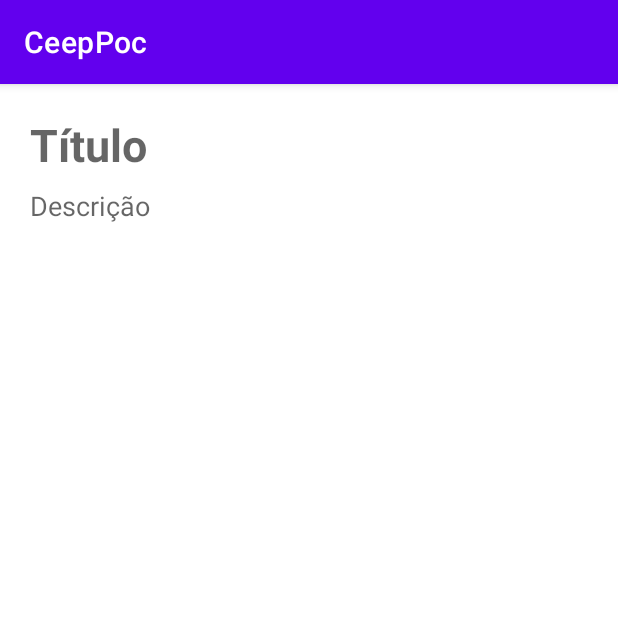
After one commit to abel2901/ceepPoc, an Android app: the FormularioNotaActivity screen opened directly, with no data from a screen before it, on a phone screen of 412 x 824 dp, the top half of it. The commit adds this screen. Run offline under Robolectric (Android 15) with nearby library versions, the phone set to English and light mode, and no system bars.

Commit message:
create formulary activity

```diff
--- a/app/src/main/AndroidManifest.xml
+++ b/app/src/main/AndroidManifest.xml
@@ -9,6 +9,7 @@
         android:roundIcon="@mipmap/ic_launcher_round"
         android:supportsRtl="true"
         android:theme="@style/Theme.CeepPoc">
+        <activity android:name=".ui.activity.FormularioNotaActivity"></activity>
         <activity android:name=".ui.activity.ListaNotasActivity">
             <intent-filter>
                 <action android:name="android.intent.action.MAIN" />
--- /dev/null
+++ b/app/src/main/java/com/br/ceeppoc/ui/activity/FormularioNotaActivity.java
@@ -0,0 +1,16 @@
+package com.br.ceeppoc.ui.activity;
+
+import androidx.appcompat.app.AppCompatActivity;
+
+import android.os.Bundle;
+
+import com.br.ceeppoc.R;
+
+public class FormularioNotaActivity extends AppCompatActivity {
+
+    @Override
+    protected void onCreate(Bundle savedInstanceState) {
+        super.onCreate(savedInstanceState);
+        setContentView(R.layout.activity_formulario_nota_activity);
+    }
+}
--- a/app/src/main/java/com/br/ceeppoc/ui/activity/ListaNotasActivity.java
+++ b/app/src/main/java/com/br/ceeppoc/ui/activity/ListaNotasActivity.java
@@ -1,6 +1,9 @@
 package com.br.ceeppoc.ui.activity;
 
+import android.content.Intent;
 import android.os.Bundle;
+import android.view.View;
+import android.widget.TextView;
 
 import androidx.appcompat.app.AppCompatActivity;
 import androidx.recyclerview.widget.LinearLayoutManager;
@@ -10,7 +13,6 @@ import com.br.ceeppoc.R;
 import com.br.ceeppoc.dao.NotaDAO;
 import com.br.ceeppoc.model.Nota;
 import com.br.ceeppoc.ui.recyclerview.adapter.ListNotasAdapter;
-import com.br.ceeppoc.ui.recyclerview.adapter.ListaNotasAdapter;
 
 import java.util.List;
 
@@ -30,6 +32,17 @@ public class ListaNotasActivity extends AppCompatActivity {
 
         List<Nota> todaNotas = dao.todos();
 
+        TextView insereNotaBotao = findViewById(R.id.lista_notas_insere_nota);
+        insereNotaBotao.setOnClickListener(new View.OnClickListener() {
+            @Override
+            public void onClick(View view) {
+                Intent iniciaFormularioNota =
+                        new Intent(ListaNotasActivity.this,
+                                FormularioNotaActivity.class);
+                startActivity(iniciaFormularioNota);
+            }
+        });
+
         listaNotas.setAdapter(new ListNotasAdapter(this, todaNotas));
         LinearLayoutManager layoutManager = new LinearLayoutManager(this);
         listaNotas.setLayoutManager(layoutManager);
--- /dev/null
+++ b/app/src/main/res/layout/activity_formulario_nota_activity.xml
@@ -0,0 +1,36 @@
+<?xml version="1.0" encoding="utf-8"?>
+<androidx.constraintlayout.widget.ConstraintLayout xmlns:android="http://schemas.android.com/apk/res/android"
+    xmlns:app="http://schemas.android.com/apk/res-auto"
+    xmlns:tools="http://schemas.android.com/tools"
+    android:layout_width="match_parent"
+    android:layout_height="match_parent"
+    tools:context=".ui.activity.FormularioNotaActivity">
+
+    <EditText
+        android:id="@+id/formulario_nota_titulo"
+        android:layout_width="0dp"
+        android:layout_height="wrap_content"
+        android:layout_margin="20dp"
+        android:background="@android:color/transparent"
+        android:hint="Título"
+        android:textSize="30sp"
+        android:textStyle="bold"
+        app:layout_constraintEnd_toEndOf="parent"
+        app:layout_constraintStart_toStartOf="parent"
+        app:layout_constraintTop_toTopOf="parent" />
+
+    <EditText
+        android:id="@+id/formulario_nota_descricao"
+        android:layout_width="0dp"
+        android:layout_height="0dp"
+        android:layout_marginTop="8dp"
+        android:layout_marginBottom="8dp"
+        android:background="@android:color/transparent"
+        android:gravity="top"
+        android:hint="Descrição"
+        app:layout_constraintBottom_toBottomOf="parent"
+        app:layout_constraintEnd_toEndOf="@id/formulario_nota_titulo"
+        app:layout_constraintStart_toStartOf="@id/formulario_nota_titulo"
+        app:layout_constraintTop_toBottomOf="@id/formulario_nota_titulo" />
+
+</androidx.constraintlayout.widget.ConstraintLayout>
```
